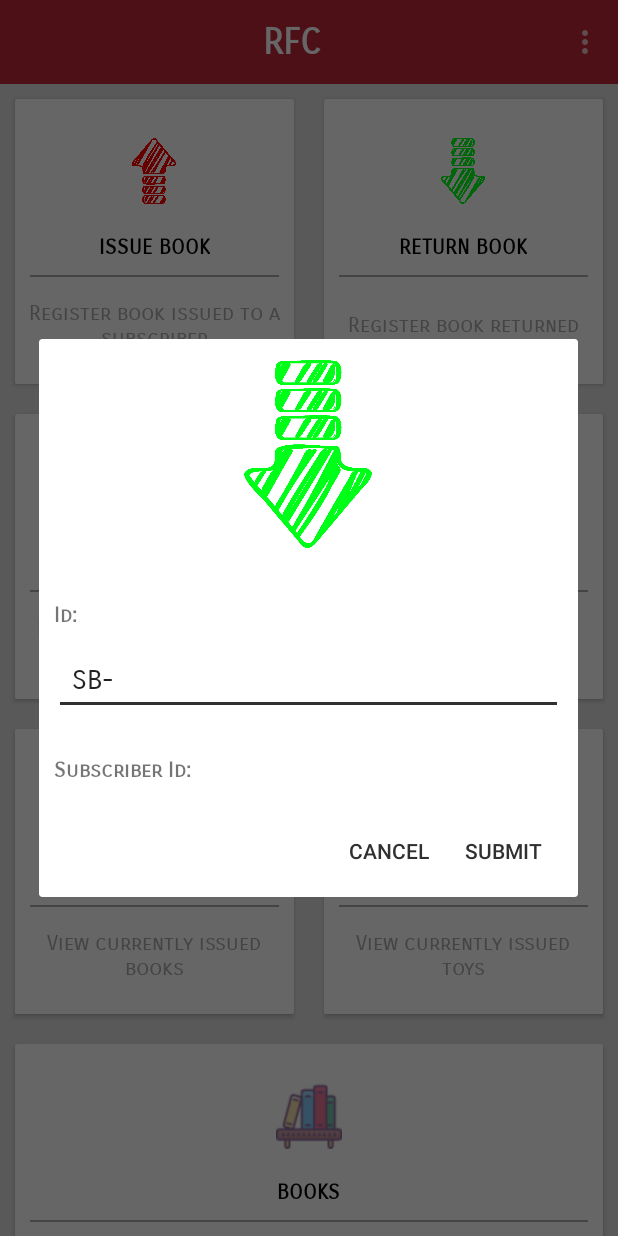
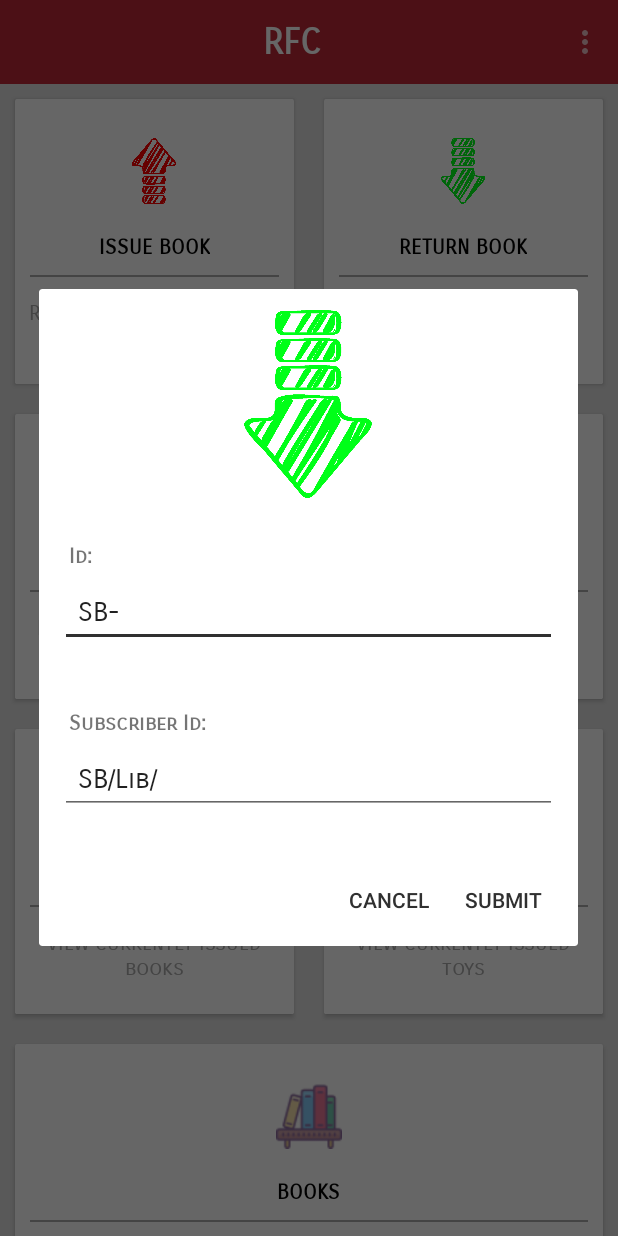
Before and after one commit to AlphaMikeFoxtrot/EDC, an Android app: the HomeScreen screen opened directly, with no data from a screen before it, after a tap on "RETURN BOOK", on a phone screen of 412 x 824 dp. Run offline under Robolectric (Android 15) with nearby library versions, the phone set to English and light mode, and no system bars.

Commit message:
bugs fixed

```diff
--- a/RFC/app/src/main/java/com/edc/rfc/HomeScreen.java
+++ b/RFC/app/src/main/java/com/edc/rfc/HomeScreen.java
@@ -49,6 +49,9 @@ public class HomeScreen extends AppCompatActivity implements View.OnClickListene
 
     ArrayList<Subscriber> subscribers = new ArrayList<>();
     ArrayList<String> subscriberNames = new ArrayList<>();
+
+    ArrayList<Subscriber> issuedToSubscribers = new ArrayList<>();
+    ArrayList<String> issuedToSubscriberNames = new ArrayList<>();
 
     ArrayList<Toy> toys = new ArrayList<Toy>();
     ArrayList<String> toyIds = new ArrayList<>();
@@ -257,6 +260,8 @@ public class HomeScreen extends AppCompatActivity implements View.OnClickListene
     // Done :--------------------------------------------------------------------------- //
     private void issueToyClicked() throws ExecutionException, InterruptedException {
 
+        progressDialog.setMessage("please wait....");
+
         LayoutInflater layoutInflater = LayoutInflater.from(this);
         View prompt = layoutInflater.inflate(R.layout.issue_return_prompt, null);
 
@@ -282,6 +287,8 @@ public class HomeScreen extends AppCompatActivity implements View.OnClickListene
 
         final ArrayAdapter<String> adapterToy = new ArrayAdapter<>(this, android.R.layout.simple_dropdown_item_1line, new GetToys().execute().get());
         toyId.setAdapter(adapterToy);
+
+        progressDialog.dismiss();
 
         builder
                 .setCancelable(false)
@@ -311,6 +318,8 @@ public class HomeScreen extends AppCompatActivity implements View.OnClickListene
     // Done :--------------------------------------------------------------------------- //
     private void issueBookClicked() throws ExecutionException, InterruptedException {
 
+        progressDialog.setMessage("please wait....");
+
         LayoutInflater layoutInflater = LayoutInflater.from(this);
         View prompt = layoutInflater.inflate(R.layout.issue_return_prompt, null);
 
@@ -336,6 +345,8 @@ public class HomeScreen extends AppCompatActivity implements View.OnClickListene
 
         final ArrayAdapter<String> adapterToy = new ArrayAdapter<>(this, android.R.layout.simple_dropdown_item_1line, new GetBooks().execute().get());
         bookId.setAdapter(adapterToy);
+
+        progressDialog.dismiss();
 
         builder
                 .setCancelable(false)
@@ -365,6 +376,8 @@ public class HomeScreen extends AppCompatActivity implements View.OnClickListene
     // Done :--------------------------------------------------------------------------- //
     private void returnBookClicked() throws ExecutionException, InterruptedException {
 
+        progressDialog.setMessage("please wait....");
+
         LayoutInflater layoutInflater = LayoutInflater.from(this);
         View prompt = layoutInflater.inflate(R.layout.issue_return_prompt, null);
 
@@ -380,13 +393,18 @@ public class HomeScreen extends AppCompatActivity implements View.OnClickListene
         bookId.setSelection(bookId.getText().length());
 
         final AutoCompleteTextView subscriberId = prompt.findViewById(R.id.prompt_subscriber_id);
-        subscriberId.setVisibility(View.GONE);
+        subscriberId.setText("SB/Lib/");
+        subscriberId.setSelection(subscriberId.getText().length());
+        final ArrayAdapter<String> adapterSubscriber = new ArrayAdapter<>(this, android.R.layout.simple_dropdown_item_1line, new GetIssuedToSubscribers().execute().get());
+        subscriberId.setAdapter(adapterSubscriber);
 
         final ImageView icon = prompt.findViewById(R.id.prompt_icon);
         icon.setImageResource(R.drawable.return_arrow);
 
         final ArrayAdapter<String> adapterBook = new ArrayAdapter<>(this, android.R.layout.simple_dropdown_item_1line, new GetIssuedBooks().execute().get());
         bookId.setAdapter(adapterBook);
+
+        progressDialog.dismiss();
 
         builder
                 .setCancelable(false)
@@ -415,6 +433,8 @@ public class HomeScreen extends AppCompatActivity implements View.OnClickListene
     // Done :--------------------------------------------------------------------------- //
     private void returnToyClicked() throws ExecutionException, InterruptedException {
 
+        progressDialog.setMessage("please wait...");
+
         LayoutInflater layoutInflater = LayoutInflater.from(this);
         View prompt = layoutInflater.inflate(R.layout.issue_return_prompt, null);
 
@@ -433,10 +453,15 @@ public class HomeScreen extends AppCompatActivity implements View.OnClickListene
         icon.setImageResource(R.drawable.return_arrow);
 
         final AutoCompleteTextView subscriberId = prompt.findViewById(R.id.prompt_subscriber_id);
-        subscriberId.setVisibility(View.GONE);
+        subscriberId.setText("SB/Lib/");
+        subscriberId.setSelection(subscriberId.getText().length());
+        final ArrayAdapter<String> adapterSubscriber = new ArrayAdapter<>(this, android.R.layout.simple_dropdown_item_1line, new GetIssuedToSubscribers().execute().get());
+        subscriberId.setAdapter(adapterSubscriber);
 
         final ArrayAdapter<String> adapterToy = new ArrayAdapter<>(this, android.R.layout.simple_dropdown_item_1line, new GetIssuedToys().execute().get());
         toyId.setAdapter(adapterToy);
+
+        progressDialog.dismiss();
 
         builder
                 .setCancelable(false)
@@ -483,9 +508,10 @@ public class HomeScreen extends AppCompatActivity implements View.OnClickListene
     }
 
     private void viewSummaryClicked() throws ExecutionException, InterruptedException {
-
     }
 
+
+    /* Async Tasks *********************************************************************/
     private class LogoutAST extends AsyncTask<Void, Void, String>{
 
         @Override
@@ -571,6 +597,70 @@ public class HomeScreen extends AppCompatActivity implements View.OnClickListene
                 e.printStackTrace();
                 Log.v(LOG_TAG, e.toString());
                 return subscriberNames;
+            }
+
+        }
+
+    }
+
+    private class GetIssuedToSubscribers extends AsyncTask<Void, Void, ArrayList<String>> {
+
+        @Override
+        protected ArrayList<String> doInBackground(Void... voids) {
+
+            HttpURLConnection httpURLConnection = null;
+            BufferedReader bufferedReader = null;
+
+            try {
+
+                URL url = new URL(getString(R.string.get_issued_to_subscribers_url));
+                httpURLConnection = (HttpURLConnection) url.openConnection();
+                httpURLConnection.setDoOutput(true);
+                httpURLConnection.connect();
+
+                bufferedReader = new BufferedReader(new InputStreamReader(httpURLConnection.getInputStream()));
+
+                String line;
+                StringBuilder response = new StringBuilder();
+
+                while ((line = bufferedReader.readLine()) != null){
+                    response.append(line);
+                }
+
+                if (response.toString().isEmpty()){
+                    return issuedToSubscriberNames;
+                } else {
+
+                    JSONArray root = new JSONArray(response.toString());
+                    for (int i = 0; i < root.length(); i++){
+
+                        JSONObject subscriber = root.getJSONObject(i);
+                        Subscriber current = new Subscriber();
+                        current.setId(subscriber.getString("subscriber_id"));
+                        current.setName(subscriber.getString("subscriber_name"));
+
+                        issuedToSubscriberNames.add(subscriber.getString("subscriber_name"));
+
+                        issuedToSubscribers.add(current);
+
+                    }
+
+                    return issuedToSubscriberNames;
+
+                }
+
+            } catch (MalformedURLException e) {
+                e.printStackTrace();
+                Log.v(LOG_TAG, e.toString());
+                return issuedToSubscriberNames;
+            } catch (IOException e) {
+                e.printStackTrace();
+                Log.v(LOG_TAG, e.toString());
+                return issuedToSubscriberNames;
+            } catch (JSONException e) {
+                e.printStackTrace();
+                Log.v(LOG_TAG, e.toString());
+                return issuedToSubscriberNames;
             }
 
         }
@@ -925,22 +1015,5 @@ public class HomeScreen extends AppCompatActivity implements View.OnClickListene
         }
 
     }
-
-    private class Return extends AsyncTask<String, Void, String>{
-
-        @Override
-        protected void onPreExecute() {
-            super.onPreExecute();
-        }
-
-        @Override
-        protected String doInBackground(String... strings) {
-            return null;
-        }
-
-        @Override
-        protected void onPostExecute(String s) {
-            super.onPostExecute(s);
-        }
-    }
+    /* **********************************************************************************/
 }
--- a/RFC/app/src/main/res/layout/issue_return_prompt.xml
+++ b/RFC/app/src/main/res/layout/issue_return_prompt.xml
@@ -15,50 +15,53 @@
         android:layout_margin="12dp"
         android:id="@+id/prompt_icon" />
 
+
+    <LinearLayout
+        android:layout_width="match_parent"
+        android:layout_height="wrap_content"
+        android:layout_margin="12dp"
+        android:orientation="vertical">
+
         <TextView
             android:layout_width="match_parent"
             android:layout_height="wrap_content"
             android:text="Id: "
+            android:padding="6dp"
             android:textStyle="bold"
-        android:fontFamily="sans-serif-smallcaps"
-        android:paddingTop="12dp"
-        android:paddingBottom="12dp"
-        android:paddingRight="12dp"
-        android:layout_marginRight="8dp"
-        android:layout_marginLeft="8dp"
-        android:layout_marginTop="12dp"/>
+            android:fontFamily="sans-serif-smallcaps"/>
 
         <AutoCompleteTextView
-        android:padding="12dp"
-        android:layout_marginRight="8dp"
-        android:layout_marginLeft="8dp"
-        android:layout_marginBottom="8dp"
             android:id="@+id/prompt_id"
             android:fontFamily="sans-serif-smallcaps"
+            android:layout_marginBottom="12dp"
+            android:padding="12dp"
             android:layout_width="match_parent"
             android:layout_height="wrap_content" />
+
+    </LinearLayout>
+
+    <LinearLayout
+        android:layout_width="match_parent"
+        android:layout_height="wrap_content"
+        android:layout_margin="12dp"
+        android:orientation="vertical">
 
         <TextView
             android:layout_width="match_parent"
             android:layout_height="wrap_content"
             android:text="Subscriber Id: "
+            android:padding="6dp"
             android:textStyle="bold"
-        android:paddingTop="12dp"
-        android:paddingBottom="12dp"
-        android:paddingRight="12dp"
-        android:fontFamily="sans-serif-smallcaps"
-        android:layout_marginRight="8dp"
-        android:layout_marginLeft="8dp"
-        android:layout_marginTop="8dp" />
+            android:fontFamily="sans-serif-smallcaps" />
 
         <AutoCompleteTextView
+            android:id="@+id/prompt_subscriber_id"
+            android:layout_marginBottom="12dp"
             android:padding="12dp"
-        android:layout_marginRight="8dp"
-        android:layout_marginLeft="8dp"
-        android:layout_marginBottom="8dp"
-        android:id="@+id/prompt_subscriber_id"
             android:fontFamily="sans-serif-smallcaps"
             android:layout_width="match_parent"
             android:layout_height="wrap_content" />
 
     </LinearLayout>
+
+</LinearLayout>
--- a/RFC/app/src/main/res/values/strings.xml
+++ b/RFC/app/src/main/res/values/strings.xml
@@ -17,4 +17,5 @@
     <string name="get_issued_books_url">http://www.fardeenpanjwani.com/rfc_reboot/get/get_issued_books.php</string>
     <string name="get_issued_toys_url">http://www.fardeenpanjwani.com/rfc_reboot/get/get_issued_toys.php</string>
     <string name="protocol_url">http://www.fardeenpanjwani.com/rfc_reboot/update/protocol.php</string>
+    <string name="get_issued_to_subscribers_url">http://www.fardeenpanjwani.com/rfc_reboot/get/get_issued_to_subscribers.php</string>
 </resources>
```
Also changed, not shown: RFC/app/src/main/res/layout/view_stuff.xml (added, +18 -0 lines). Lines whose indentation alone changed are shown as unchanged.
